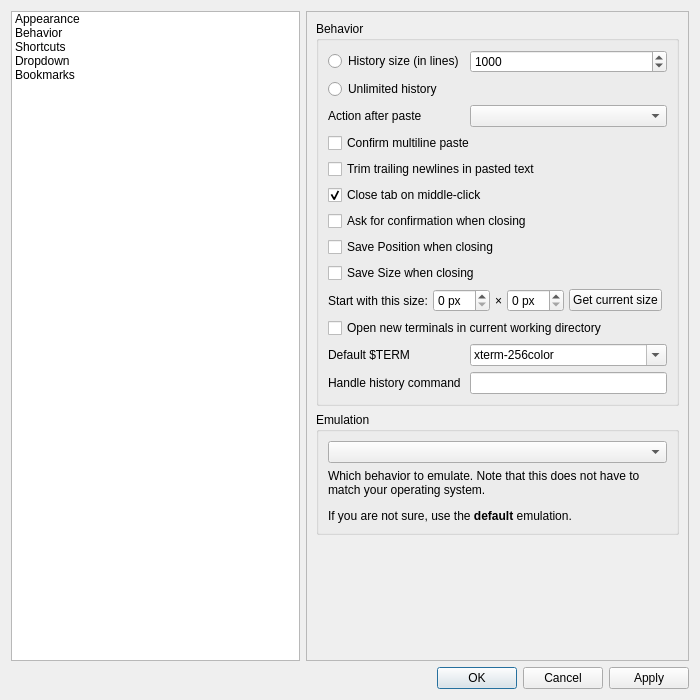
Above: src/forms/propertiesdialog.ui from lxqt/qterminal before the change. Below: the same form after it.
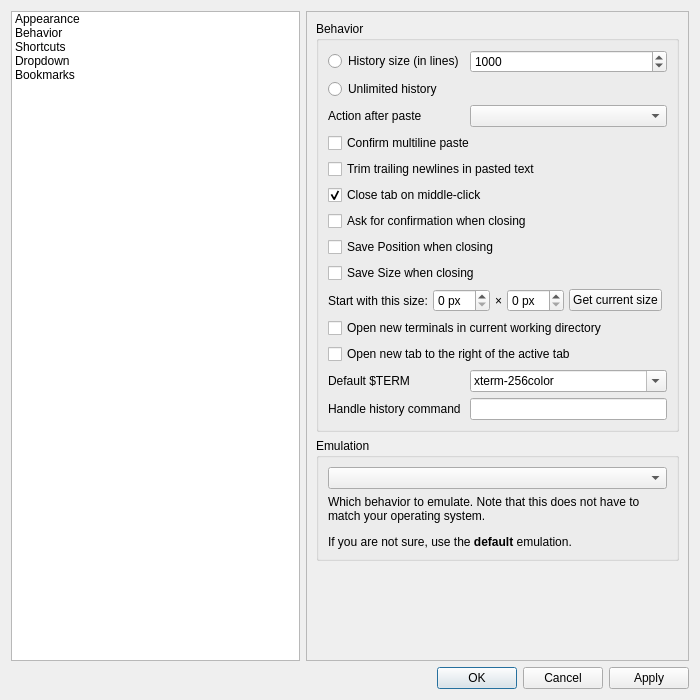
That is the form after the change. The open tabs and pages were chosen to show the change. Icons and pictures are not drawn.

Commit message:
Open new a tab to the right of the active tab
The feature is by default off - meaning that the existing functionality is preserved - and the new tab will be opened as the rightmost tab

This feature is inspired by a similar feature in XFCE Terminal

```diff
--- a/src/forms/propertiesdialog.ui
+++ b/src/forms/propertiesdialog.ui
@@ -575,7 +575,7 @@
               <string>Behavior</string>
              </property>
              <layout class="QGridLayout" name="gridLayout_2">
-              <item row="12" column="0">
+              <item row="13" column="0">
                <widget class="QLabel" name="label_17">
                 <property name="toolTip">
                  <string>This command will be run with an argument containing the file name of a tempfile containing the scrollback history</string>
@@ -643,7 +643,7 @@
                 </item>
                </layout>
               </item>
-              <item row="11" column="1">
+              <item row="12" column="1">
                <widget class="QComboBox" name="termComboBox">
                 <property name="sizePolicy">
                  <sizepolicy hsizetype="Expanding" vsizetype="Fixed">
@@ -689,7 +689,17 @@
                 </property>
                </widget>
               </item>
-              <item row="11" column="0">
+              <item row="11" column="0" colspan="2">
+               <widget class="QCheckBox" name="openNewTabRightToActiveTabCheckBox">
+                <property name="text">
+                 <string>Open new tab to the right of the active tab</string>
+                </property>
+                <property name="toolTip">
+                 <string>If unchecked the new tab will be opened as the rightmost tab</string>
+                </property>
+               </widget>
+              </item>
+              <item row="12" column="0">
                <widget class="QLabel" name="label_14">
                 <property name="text">
                  <string>Default $TERM</string>
@@ -727,7 +737,7 @@
                 </property>
                </widget>
               </item>
-              <item row="12" column="1">
+              <item row="13" column="1">
                <widget class="QLineEdit" name="handleHistoryLineEdit"/>
               </item>
               <item row="0" column="0">
```
Left out of the diff: 1 changed line with no effect on the pictures. The commit also changes 4 other files.
